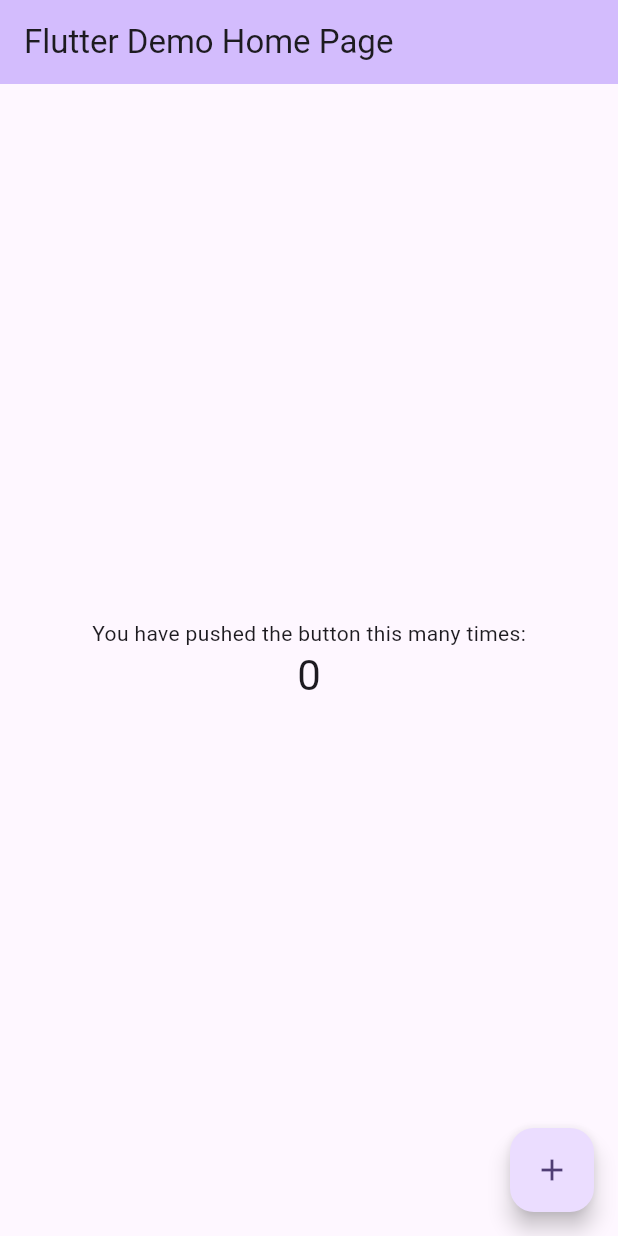
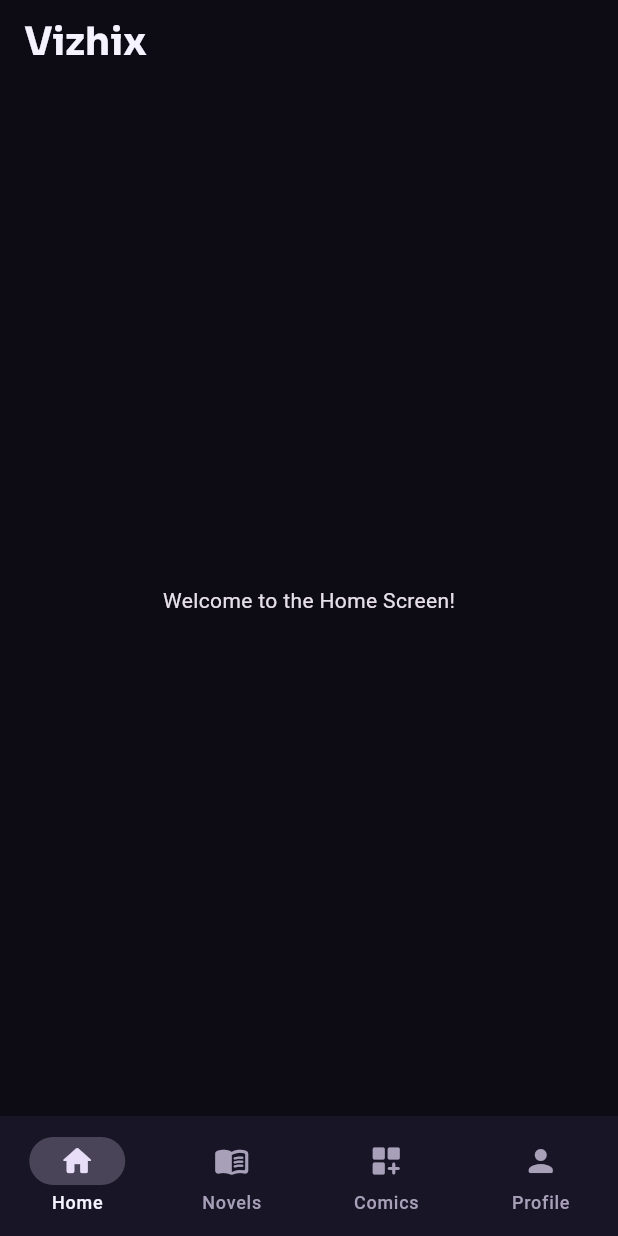
Before and after one commit to vizhixteam/vizhix, a Flutter app: the screen it shows after launch, on a phone screen of 412 x 824 dp. Run offline on Flutter 3.47's test engine with Material 3 defaults, Android fonts, the phone set to English and light mode, and no system bars.

Commit message:
App text styles andded and home screen initial setup

```diff
--- a/lib/main.dart
+++ b/lib/main.dart
@@ -1,4 +1,6 @@
 import 'package:flutter/material.dart';
+import '../screens/home_screen.dart';
+import '../theme/app_theme.dart';
 
 void main() {
   runApp(const MyApp());
@@ -7,116 +9,18 @@ void main() {
 class MyApp extends StatelessWidget {
   const MyApp({super.key});
 
-  // This widget is the root of your application.
   @override
   Widget build(BuildContext context) {
     return MaterialApp(
-      title: 'Flutter Demo',
-      theme: ThemeData(
-        // This is the theme of your application.
-        //
-        // TRY THIS: Try running your application with "flutter run". You'll see
-        // the application has a purple toolbar. Then, without quitting the app,
-        // try changing the seedColor in the colorScheme below to Colors.green
-        // and then invoke "hot reload" (save your changes or press the "hot
-        // reload" button in a Flutter-supported IDE, or press "r" if you used
-        // the command line to start the app).
-        //
-        // Notice that the counter didn't reset back to zero; the application
-        // state is not lost during the reload. To reset the state, use hot
-        // restart instead.
-        //
-        // This works for code too, not just values: Most code changes can be
-        // tested with just a hot reload.
-        colorScheme: .fromSeed(seedColor: Colors.deepPurple),
-      ),
-      home: const MyHomePage(title: 'Flutter Demo Home Page'),
+      debugShowCheckedModeBanner: false,
+
+      theme: AppTheme.dark,
+
+      darkTheme: AppTheme.dark,
+
+      themeMode: ThemeMode.dark,
+
+      home: const HomeScreen(),
     );
   }
 }
-
-class MyHomePage extends StatefulWidget {
-  const MyHomePage({super.key, required this.title});
-
-  // This widget is the home page of your application. It is stateful, meaning
-  // that it has a State object (defined below) that contains fields that affect
-  // how it looks.
-
-  // This class is the configuration for the state. It holds the values (in this
-  // case the title) provided by the parent (in this case the App widget) and
-  // used by the build method of the State. Fields in a Widget subclass are
-  // always marked "final".
-
-  final String title;
-
-  @override
-  State<MyHomePage> createState() => _MyHomePageState();
-}
-
-class _MyHomePageState extends State<MyHomePage> {
-  int _counter = 0;
-
-  void _incrementCounter() {
-    setState(() {
-      // This call to setState tells the Flutter framework that something has
-      // changed in this State, which causes it to rerun the build method below
-      // so that the display can reflect the updated values. If we changed
-      // _counter without calling setState(), then the build method would not be
-      // called again, and so nothing would appear to happen.
-      _counter++;
-    });
-  }
-
-  @override
-  Widget build(BuildContext context) {
-    // This method is rerun every time setState is called, for instance as done
-    // by the _incrementCounter method above.
-    //
-    // The Flutter framework has been optimized to make rerunning build methods
-    // fast, so that you can just rebuild anything that needs updating rather
-    // than having to individually change instances of widgets.
-    return Scaffold(
-      appBar: AppBar(
-        // TRY THIS: Try changing the color here to a specific color (to
-        // Colors.amber, perhaps?) and trigger a hot reload to see the AppBar
-        // change color while the other colors stay the same.
-        backgroundColor: Theme.of(context).colorScheme.inversePrimary,
-        // Here we take the value from the MyHomePage object that was created by
-        // the App.build method, and use it to set our appbar title.
-        title: Text(widget.title),
-      ),
-      body: Center(
-        // Center is a layout widget. It takes a single child and positions it
-        // in the middle of the parent.
-        child: Column(
-          // Column is also a layout widget. It takes a list of children and
-          // arranges them vertically. By default, it sizes itself to fit its
-          // children horizontally, and tries to be as tall as its parent.
-          //
-          // Column has various properties to control how it sizes itself and
-          // how it positions its children. Here we use mainAxisAlignment to
-          // center the children vertically; the main axis here is the vertical
-          // axis because Columns are vertical (the cross axis would be
-          // horizontal).
-          //
-          // TRY THIS: Invoke "debug painting" (choose the "Toggle Debug Paint"
-          // action in the IDE, or press "p" in the console), to see the
-          // wireframe for each widget.
-          mainAxisAlignment: .center,
-          children: [
-            const Text('You have pushed the button this many times:'),
-            Text(
-              '$_counter',
-              style: Theme.of(context).textTheme.headlineMedium,
-            ),
-          ],
-        ),
-      ),
-      floatingActionButton: FloatingActionButton(
-        onPressed: _incrementCounter,
-        tooltip: 'Increment',
-        child: const Icon(Icons.add),
-      ),
-    );
-  }
-}
--- a/lib/screens/home_screen.dart
+++ b/lib/screens/home_screen.dart
@@ -0,0 +1,37 @@
+import 'package:flutter/material.dart';
+import '../theme/app_text_styles.dart';
+class HomeScreen extends StatelessWidget {
+  const HomeScreen({super.key});
+
+  @override
+  Widget build(BuildContext context) {
+    return Scaffold(
+      appBar: AppBar(
+        title: const Text('Vizhix', style: AppTextStyles.screenTitle),
+      ),
+      body: const Center(
+        child: Text('Welcome to the Home Screen!'),
+      ),
+      bottomNavigationBar: NavigationBar(
+        destinations: const [
+          NavigationDestination(
+            icon: Icon(Icons.home_rounded),
+            label: 'Home',
+          ),
+          NavigationDestination(
+            icon: Icon(Icons.menu_book_rounded),
+            label: 'Novels',
+          ),
+          NavigationDestination(
+            icon: Icon(Icons.dashboard_customize_rounded),
+            label: 'Comics',
+          ),
+          NavigationDestination(
+            icon: Icon(Icons.person_rounded),
+            label: 'Profile',
+          ),
+        ],
+      ),
+    );
+  }
+}
--- /dev/null
+++ b/lib/theme/app_text_styles.dart
@@ -0,0 +1,281 @@
+
+import 'package:flutter/material.dart';
+import 'app_colors.dart';
+
+/// Typography system for Vizhix.
+///
+/// Sora       - Branding and headings
+/// Manrope    - Book titles and creator names
+/// Inter      - General app UI
+/// Lora       - Romance and general fiction
+/// Literata   - Fantasy and horror
+/// Source Serif 4 - Mystery and thriller
+/// Merriweather  - Historical fiction
+/// Crimson Pro   - Poetry
+/// Noto Sans Tamil  - Tamil UI
+/// Noto Serif Tamil - Tamil novels
+
+abstract final class AppTextStyles {
+
+  // --------------------------------------------------
+  // FONT FAMILY NAMES
+  // --------------------------------------------------
+
+  static const _sora = 'Sora';
+  static const _manrope = 'Manrope';
+  static const _inter = 'Inter';
+
+  static const _lora = 'Lora';
+  static const _literata = 'Literata';
+  static const _sourceSerif = 'SourceSerif4';
+  static const _merriweather = 'Merriweather';
+  static const _crimsonPro = 'CrimsonPro';
+
+  static const _notoSansTamil = 'NotoSansTamil';
+  static const _notoSerifTamil = 'NotoSerifTamil';
+
+
+  // --------------------------------------------------
+  // BRANDING AND HEADINGS - SORA
+  // --------------------------------------------------
+
+  static const brandWordmark = TextStyle(
+    fontFamily: _sora,
+    fontWeight: FontWeight.w800,
+    fontSize: 30,
+    color: AppColors.primaryText,
+  );
+
+  static const screenTitle = TextStyle(
+    fontFamily: _sora,
+    fontWeight: FontWeight.w700,
+    fontSize: 26,
+    color: AppColors.primaryText,
+  );
+
+  static const sectionTitle = TextStyle(
+    fontFamily: _sora,
+    fontWeight: FontWeight.w600,
+    fontSize: 22,
+    color: AppColors.primaryText,
+  );
+
+  static const subheading = TextStyle(
+    fontFamily: _sora,
+    fontWeight: FontWeight.w500,
+    fontSize: 18,
+    color: AppColors.primaryText,
+  );
+
+
+  // --------------------------------------------------
+  // BOOK TITLES AND CREATOR NAMES - MANROPE
+  // --------------------------------------------------
+
+  static const bookTitle = TextStyle(
+    fontFamily: _manrope,
+    fontWeight: FontWeight.w600,
+    fontSize: 16,
+    color: AppColors.primaryText,
+  );
+
+  static const featuredBookTitle = TextStyle(
+    fontFamily: _manrope,
+    fontWeight: FontWeight.w800,
+    fontSize: 18,
+    color: AppColors.primaryText,
+  );
+
+  static const creatorName = TextStyle(
+    fontFamily: _manrope,
+    fontWeight: FontWeight.w700,
+    fontSize: 14,
+    color: AppColors.primaryText,
+  );
+
+  static const username = TextStyle(
+    fontFamily: _manrope,
+    fontWeight: FontWeight.w500,
+    fontSize: 13,
+    color: AppColors.secondaryText,
+  );
+
+
+  // --------------------------------------------------
+  // GENERAL APP UI - INTER
+  // --------------------------------------------------
+
+  static const bodyText = TextStyle(
+    fontFamily: _inter,
+    fontWeight: FontWeight.w400,
+    fontSize: 14,
+    height: 1.5,
+    color: AppColors.secondaryText,
+  );
+
+  static const bodyTextSmall = TextStyle(
+    fontFamily: _inter,
+    fontWeight: FontWeight.w400,
+    fontSize: 13,
+    height: 1.4,
+    color: AppColors.secondaryText,
+  );
+
+  static const buttonLabel = TextStyle(
+    fontFamily: _inter,
+    fontWeight: FontWeight.w600,
+    fontSize: 14,
+    color: AppColors.primaryText,
+  );
+
+  static const navLabel = TextStyle(
+    fontFamily: _inter,
+    fontWeight: FontWeight.w500,
+    fontSize: 11,
+    color: AppColors.secondaryText,
+  );
+
+  static const metadata = TextStyle(
+    fontFamily: _inter,
+    fontWeight: FontWeight.w500,
+    fontSize: 11,
+    color: AppColors.mutedText,
+  );
+
+  static const commentText = TextStyle(
+    fontFamily: _inter,
+    fontWeight: FontWeight.w400,
+    fontSize: 14,
+    height: 1.4,
+    color: AppColors.secondaryText,
+  );
+
+  static const inputText = TextStyle(
+    fontFamily: _inter,
+    fontWeight: FontWeight.w400,
+    fontSize: 15,
+    color: AppColors.primaryText,
+  );
+
+  static const inputHint = TextStyle(
+    fontFamily: _inter,
+    fontWeight: FontWeight.w400,
+    fontSize: 15,
+    color: AppColors.mutedText,
+  );
+
+  static const errorText = TextStyle(
+    fontFamily: _inter,
+    fontWeight: FontWeight.w400,
+    fontSize: 12,
+    color: AppColors.error,
+  );
+
+
+  // --------------------------------------------------
+  // NOVEL READER - ENGLISH
+  // --------------------------------------------------
+
+  static const novelBody = TextStyle(
+    fontFamily: _lora,
+    fontWeight: FontWeight.w400,
+    fontSize: 18,
+    height: 1.75,
+    letterSpacing: 0.1,
+    color: AppColors.novelText,
+  );
+
+  static const novelBold = TextStyle(
+    fontFamily: _lora,
+    fontWeight: FontWeight.w700,
+    fontSize: 18,
+    height: 1.75,
+    color: AppColors.novelText,
+  );
+
+  // Romance and general fiction
+  static const romanceReader = TextStyle(
+    fontFamily: _lora,
+    fontWeight: FontWeight.w400,
+    fontSize: 18,
+    height: 1.75,
+    color: AppColors.novelText,
+  );
+
+  // Fantasy and horror
+  static const fantasyReader = TextStyle(
+    fontFamily: _literata,
+    fontWeight: FontWeight.w400,
+    fontSize: 18,
+    height: 1.75,
+    color: AppColors.novelText,
+  );
+
+  // Mystery and thriller
+  static const mysteryReader = TextStyle(
+    fontFamily: _sourceSerif,
+    fontWeight: FontWeight.w400,
+    fontSize: 18,
+    height: 1.75,
+    color: AppColors.novelText,
+  );
+
+  // Historical fiction
+  static const historicalReader = TextStyle(
+    fontFamily: _merriweather,
+    fontWeight: FontWeight.w400,
+    fontSize: 18,
+    height: 1.75,
+    color: AppColors.novelText,
+  );
+
+  // Poetry
+  static const poetryReader = TextStyle(
+    fontFamily: _crimsonPro,
+    fontWeight: FontWeight.w400,
+    fontSize: 20,
+    height: 1.8,
+    color: AppColors.novelText,
+  );
+
+
+  // --------------------------------------------------
+  // TAMIL LANGUAGE - UI
+  // --------------------------------------------------
+
+  static const tamilBody = TextStyle(
+    fontFamily: _notoSansTamil,
+    fontWeight: FontWeight.w400,
+    fontSize: 14,
+    height: 1.5,
+    color: AppColors.secondaryText,
+  );
+
+  static const tamilHeading = TextStyle(
+    fontFamily: _notoSansTamil,
+    fontWeight: FontWeight.w700,
+    fontSize: 22,
+    color: AppColors.primaryText,
+  );
+
+
+  // --------------------------------------------------
+  // TAMIL NOVEL READER
+  // --------------------------------------------------
+
+  static const tamilNovelBody = TextStyle(
+    fontFamily: _notoSerifTamil,
+    fontWeight: FontWeight.w400,
+    fontSize: 18,
+    height: 1.9,
+    color: AppColors.novelText,
+  );
+
+  static const tamilNovelBold = TextStyle(
+    fontFamily: _notoSerifTamil,
+    fontWeight: FontWeight.w700,
+    fontSize: 18,
+    height: 1.9,
+    color: AppColors.novelText,
+  );
+}
--- /dev/null
+++ b/lib/theme/app_theme.dart
@@ -0,0 +1,49 @@
+import 'package:flutter/material.dart';
+
+import 'app_colors.dart';
+
+abstract final class AppTheme {
+  static ThemeData get dark {
+    final base = ThemeData(brightness: Brightness.dark, useMaterial3: true);
+    return base.copyWith(
+      //Main application background
+      scaffoldBackgroundColor: AppColors.background,
+      appBarTheme: const AppBarTheme(backgroundColor: AppColors.background),
+      navigationBarTheme: const NavigationBarThemeData(backgroundColor: AppColors.surface),
+      dividerColor: AppColors.border,
+
+      //Global color system
+      colorScheme: base.colorScheme.copyWith(
+        brightness: Brightness.dark,
+
+        //Main brand
+        primary: AppColors.primary,
+        onPrimary: AppColors.pureWhite,
+        primaryContainer: AppColors.electricViolet,
+        onPrimaryContainer: AppColors.pureWhite,
+
+        //Novel section
+        secondary: AppColors.novel,
+        onSecondary: AppColors.black,
+
+        //Comics & Manga section
+        tertiary: AppColors.comics,
+        onTertiary: AppColors.pureWhite,
+
+        //Surfaces
+        surface: AppColors.surface,
+        onSurface: AppColors.primaryText,
+        surfaceTint: AppColors.primary,
+
+        //Secondary Texts & Borders
+        onSurfaceVariant: AppColors.secondaryText,
+        outline: AppColors.border,
+        outlineVariant: AppColors.elevatedSurface,
+
+        //Status
+        error: AppColors.error,
+        onError: AppColors.pureWhite,
+      ),
+    );
+  }
+}
```
Also changed, not shown: pubspec.yaml (+121 -2 lines), assets/fonts/literata/Literata_18pt-Medium.ttf (renamed from assets/fonts/Literate/Literata_18pt-Medium.ttf), assets/fonts/literata/Literata_18pt-Regular.ttf (renamed from assets/fonts/Literate/Literata_18pt-Regular.ttf), assets/fonts/literata/Literata_18pt-SemiBold.ttf (renamed from assets/fonts/Literate/Literata_18pt-SemiBold.ttf), assets/fonts/literata/Literata_36pt-Bold.ttf (renamed from assets/fonts/Literate/Literata_36pt-Bold.ttf), lib/theme/app_fonts.dart (deleted), 1 other file.
